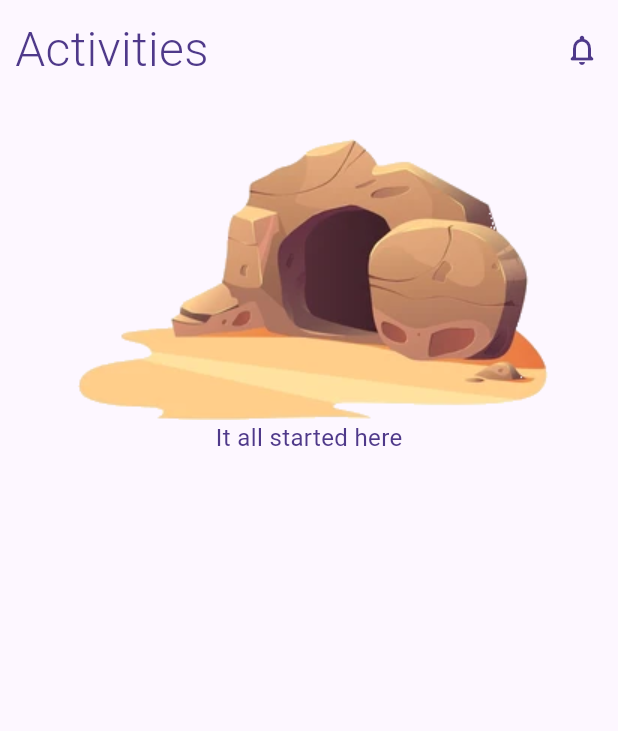
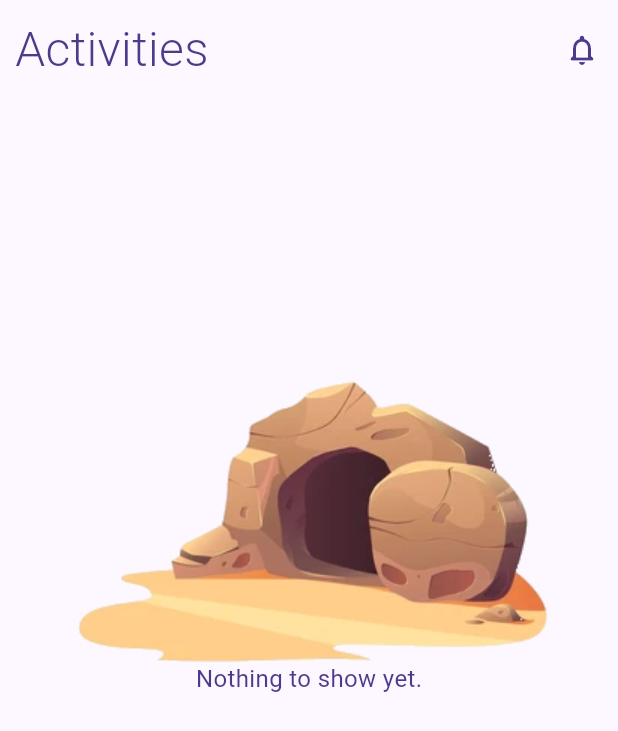
Before and after one commit to DagimN/living_way_mobile, a Flutter app: the ActivityScreen widget shown alone on an empty page, opened directly, on a phone screen of 412 x 824 dp. Shown: the top 731 px of the screen. Run offline on Flutter 3.47's test engine with Material 3 defaults, Android fonts, the light colour scheme and no system bars; our stand-ins replace audioplayers, cached_network_image, dio, flutter_dotenv, flutter_hooks, flutter_svg and 12 more; missing offline and left inert: encrypt, flavor_getter, hl_image_picker, mini_music_visualizer, social_share; accounts and stored records are empty; network calls fail; project files that could hold a hidden picture were left out.

Commit message:
placeholder will be centered when there is no content in activity screen

```diff
--- a/lib/screens/ActivityScreen/index.dart
+++ b/lib/screens/ActivityScreen/index.dart
@@ -80,13 +80,22 @@ class ActivityScreen extends StatelessWidget {
               })
             ]),
             Container(
+                height: contentController.activityList.isEmpty
+                    ? screenHeight * .65
+                    : null,
                 margin: const EdgeInsets.symmetric(vertical: 24),
-                child: Column(children: [
-                  Image.asset(AppImages.activitiesEnd),
-                  //TODO: Add a cursive font
-                  const Text('It all started here',
-                      style: TextStyle(fontSize: 16, color: lightPrimaryColor))
-                ]))
+                child: Column(
+                    mainAxisAlignment: MainAxisAlignment.center,
+                    children: [
+                      Image.asset(AppImages.activitiesEnd),
+                      //TODO: Add a cursive font
+                      Text(
+                          contentController.activityList.isNotEmpty
+                              ? 'It all started here'
+                              : "Nothing to show yet.",
+                          style: const TextStyle(
+                              fontSize: 16, color: lightPrimaryColor))
+                    ]))
           ])))
     ]));
   }
```
